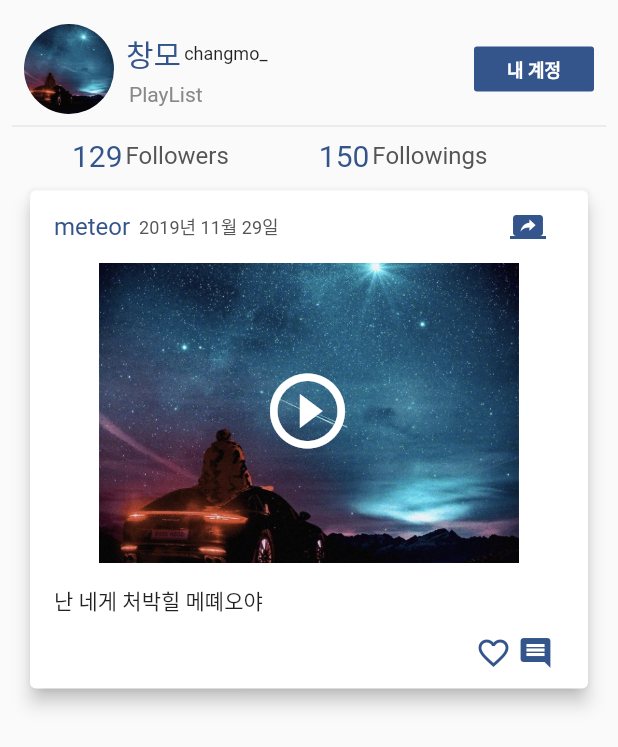
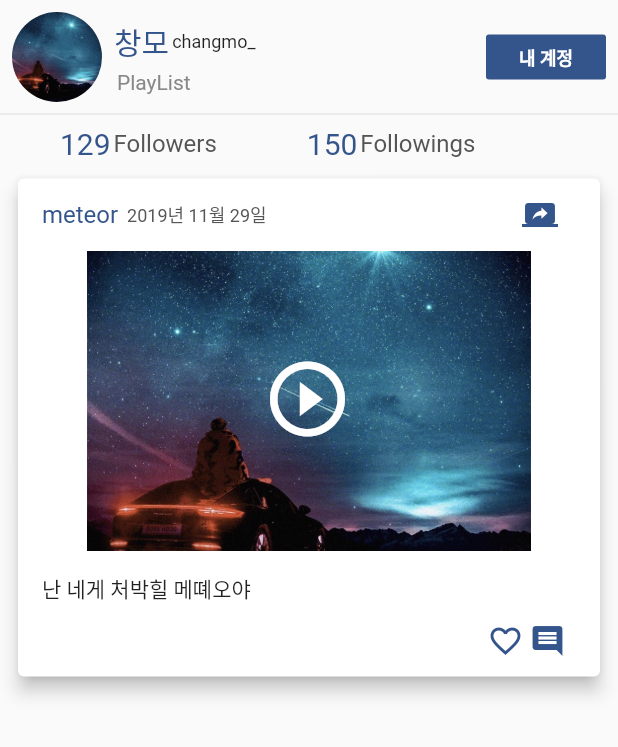
Before and after one commit to canoe726/Music_app, a Flutter app: the ProfilePage screen opened directly with sample values from the repository, on a phone screen of 412 x 824 dp. Shown: the top 747 px of the screen. Run offline on Flutter 3.47's test engine with Material 2 defaults, Android fonts, the phone set to English and light mode, and no system bars; our stand-ins replace carousel_slider; missing offline and left inert: imagebutton.

Commit message:
Update profilePage.dart

```diff
--- a/lib/pages/profilePage.dart
+++ b/lib/pages/profilePage.dart
@@ -14,9 +14,7 @@ class _ProfilePageState extends State<ProfilePage> {
   @override
   Widget build(BuildContext context) {
     return Scaffold(
-        body: SafeArea(
-            child: Padding(
-      padding: const EdgeInsets.all(8.0),
+        body: SingleChildScrollView(
                   child: Column(
             children: <Widget>[
               Padding(
@@ -251,6 +249,6 @@ class _ProfilePageState extends State<ProfilePage> {
               )
             ],
           ),
-    )));
+        ));
   }
 }
```
Lines whose indentation alone changed are shown as unchanged.
